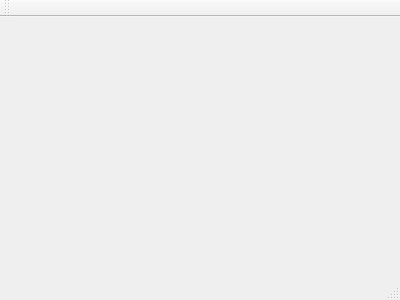
First picture: the form in comicreader.ui, repository floatlazer/ComicReader, before the edit.
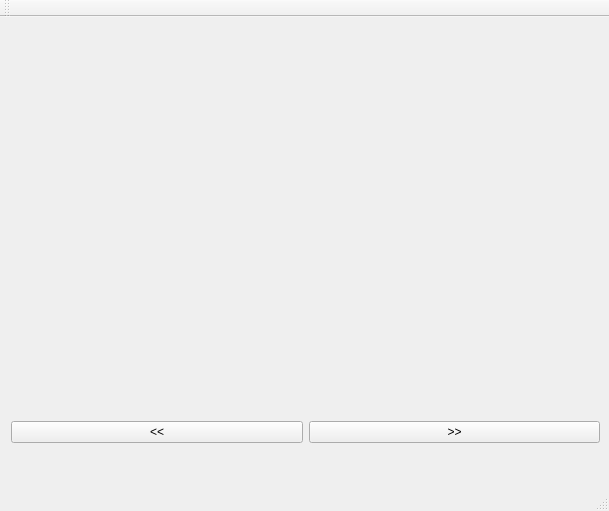
Second picture: the form after the edit.

```diff
--- a/comicreader.ui
+++ b/comicreader.ui
@@ -1,24 +1,82 @@
 <ui version="4.0">
  <class>ComicReader</class>
- <widget class="QMainWindow" name="ComicReader" >
-  <property name="geometry" >
+ <widget class="QMainWindow" name="ComicReader">
+  <property name="geometry">
    <rect>
     <x>0</x>
     <y>0</y>
-    <width>400</width>
-    <height>300</height>
+    <width>609</width>
+    <height>511</height>
    </rect>
   </property>
   <property name="windowTitle" >
    <string>ComicReader</string>
   </property>
-  <widget class="QMenuBar" name="menuBar" />
-  <widget class="QToolBar" name="mainToolBar" />
-  <widget class="QWidget" name="centralWidget" />
-  <widget class="QStatusBar" name="statusBar" />
+  <widget class="QWidget" name="centralWidget">
+   <widget class="QWidget" name="horizontalLayoutWidget">
+    <property name="geometry">
+     <rect>
+      <x>0</x>
+      <y>380</y>
+      <width>611</width>
+      <height>71</height>
+     </rect>
+    </property>
+    <layout class="QHBoxLayout" name="horizontalLayout_2">
+     <item>
+      <widget class="QPushButton" name="pushButton_left">
+       <property name="text">
+        <string>&lt;&lt;</string>
+       </property>
+      </widget>
+     </item>
+     <item>
+      <widget class="QPushButton" name="pushButton_right">
+       <property name="text">
+        <string>&gt;&gt;</string>
+       </property>
+      </widget>
+     </item>
+    </layout>
+   </widget>
+   <widget class="QLabel" name="label">
+    <property name="geometry">
+     <rect>
+      <x>80</x>
+      <y>10</y>
+      <width>451</width>
+      <height>331</height>
+     </rect>
+    </property>
+    <property name="text">
+     <string/>
+    </property>
+    <property name="scaledContents">
+     <bool>false</bool>
+    </property>
+   </widget>
+  </widget>
+  <widget class="QMenuBar" name="menuBar">
+   <property name="geometry">
+    <rect>
+     <x>0</x>
+     <y>0</y>
+     <width>609</width>
+     <height>22</height>
+    </rect>
+   </property>
+  </widget>
+  <widget class="QToolBar" name="mainToolBar">
+   <attribute name="toolBarArea">
+    <enum>TopToolBarArea</enum>
+   </attribute>
+   <attribute name="toolBarBreak">
+    <bool>false</bool>
+   </attribute>
+  </widget>
+  <widget class="QStatusBar" name="statusBar"/>
  </widget>
- <layoutDefault spacing="6" margin="11" />
- <pixmapfunction></pixmapfunction>
+ <layoutdefault spacing="6" margin="11"/>
  <resources/>
  <connections/>
 </ui>
```
Left out of the diff: 3 changed lines with no effect on the pictures.
